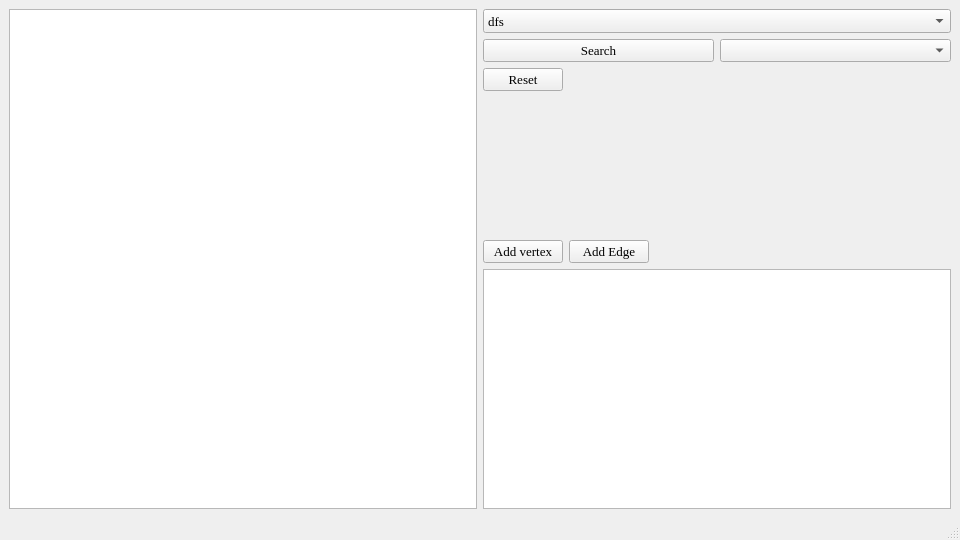
The window that src/mainwindow.ui (Vigiv/GraphConstructor) describes before a commit, drawn with Qt 5.
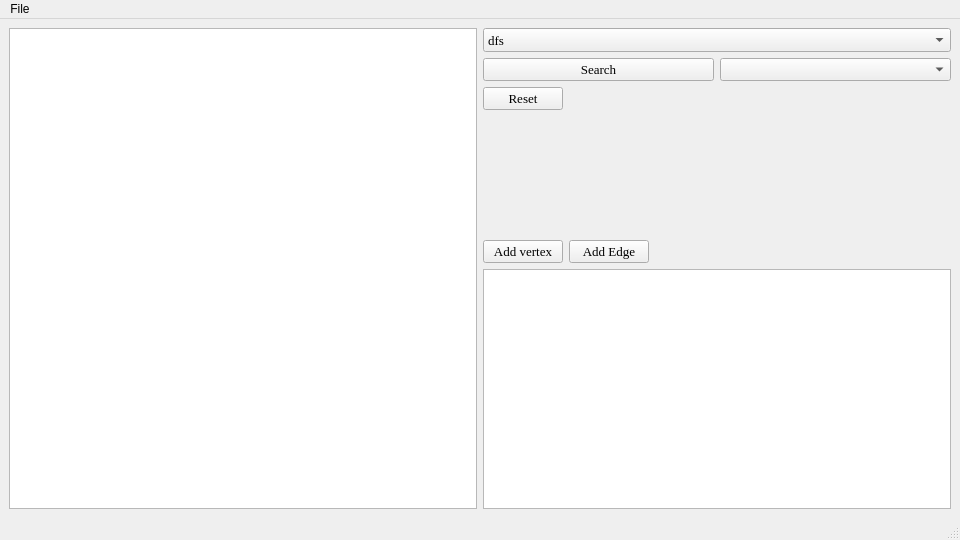
The same window after the commit.

What changed in the file:
```diff
--- a/src/mainwindow.ui
+++ b/src/mainwindow.ui
@@ -217,6 +217,13 @@
      <height>26</height>
     </rect>
    </property>
+   <widget class="QMenu" name="menuFile">
+    <property name="title">
+     <string>File</string>
+    </property>
+    <addaction name="actionSaveAs"/>
+   </widget>
+   <addaction name="menuFile"/>
   </widget>
   <widget class="QStatusBar" name="statusbar"/>
  </widget>
```
Left out of the diff: 5 changed lines with no effect on the pictures.
